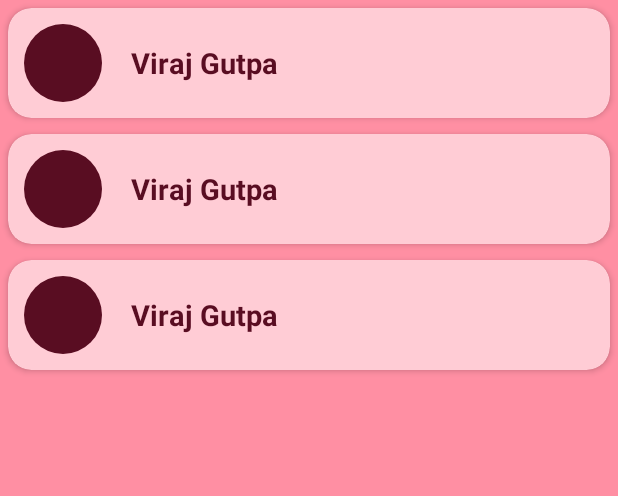
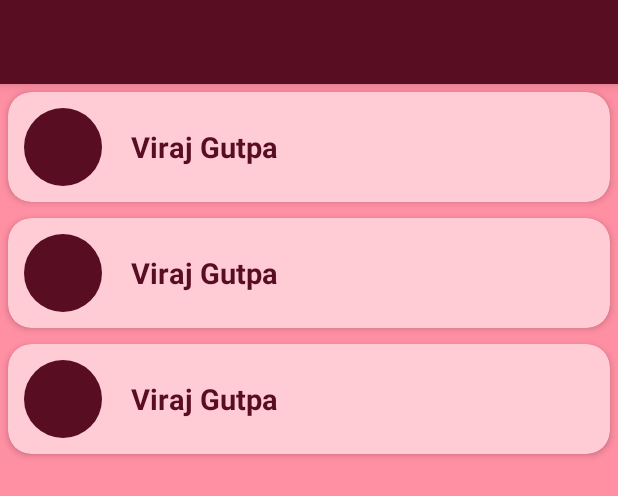
Before and after one commit to Viraj76/Assign-ToDo, an Android app: the layout activity_boss_main.xml on its own in the app's theme, with its tools: preview values and no code run, on a phone screen of 412 x 824 dp. Shown: the top 496 px of the screen. Run offline under Robolectric (Android 15) with nearby library versions, the phone set to English and light mode, and no system bars.

Commit message:
Logging out and managed use cases

```diff
--- a/app/src/main/AndroidManifest.xml
+++ b/app/src/main/AndroidManifest.xml
@@ -57,8 +57,7 @@
         </activity>
         <activity
             android:name=".auth.SignUpActivity"
-            android:exported="true">
-
+            android:exported="false">
             <meta-data
                 android:name="android.app.lib_name"
                 android:value="" />
@@ -72,7 +71,7 @@
         </activity>
         <activity
             android:name=".EmployeeMainActivity"
-            android:exported="true">
+            android:exported="false">
             <meta-data
                 android:name="android.app.lib_name"
                 android:value="" />
--- a/app/src/main/java/com/example/assigntodo/BossMainActivity.kt
+++ b/app/src/main/java/com/example/assigntodo/BossMainActivity.kt
@@ -5,6 +5,7 @@ import androidx.appcompat.app.AppCompatActivity
 import android.os.Bundle
 import android.text.BoringLayout.make
 import android.widget.Toast
+import androidx.appcompat.widget.Toolbar
 import androidx.recyclerview.widget.LinearLayoutManager
 import com.example.assigntodo.adapter.BossMainActivityAdapter
 import com.example.assigntodo.databinding.ActivityBossMainBinding
@@ -18,6 +19,7 @@ class BossMainActivity : AppCompatActivity() {
     private lateinit var binding: ActivityBossMainBinding
     private lateinit var bossMainActivityAdapter: BossMainActivityAdapter
     private lateinit var empDb : DatabaseReference
+    private lateinit var toolBar:Toolbar
     override fun onCreate(savedInstanceState: Bundle?) {
         super.onCreate(savedInstanceState)
         binding = ActivityBossMainBinding.inflate(layoutInflater)
--- a/app/src/main/java/com/example/assigntodo/SplashActivity.kt
+++ b/app/src/main/java/com/example/assigntodo/SplashActivity.kt
@@ -27,6 +27,7 @@ class SplashActivity : AppCompatActivity() {
         Handler(Looper.getMainLooper()).postDelayed({
           if(currentUser == null){
               startActivity(Intent(this,SignUpActivity::class.java))
+              finish()
           }
           else{
               // just current user id who wants to log in
@@ -71,7 +72,6 @@ class SplashActivity : AppCompatActivity() {
                       }
                       if( existedContractorId== currentUserId){
                           Config.hideDialog()
-
                           val intent = Intent(this@SplashActivity, BossMainActivity::class.java)
                           startActivity(intent)
                           finish()
--- a/app/src/main/java/com/example/assigntodo/utils/Config.kt
+++ b/app/src/main/java/com/example/assigntodo/utils/Config.kt
@@ -8,12 +8,16 @@ import com.google.android.material.dialog.MaterialAlertDialogBuilder
 
 object Config {
     private var dialog : AlertDialog? = null
-
+    private var alertDialog : AlertDialog? = null
     fun showDialog(context: Context){
         dialog   = AlertDialog.Builder(context).setView(R.layout.progress_dialog).setCancelable(false).create()
         dialog!!.show()
     }
+
     fun hideDialog(){
         dialog?.dismiss()
     }
+
+
+
 }
--- /dev/null
+++ b/app/src/main/res/drawable/logout.xml
@@ -0,0 +1,5 @@
+<vector android:height="26dp" android:tint="#FFFFFF"
+    android:viewportHeight="24" android:viewportWidth="24"
+    android:width="26dp" xmlns:android="http://schemas.android.com/apk/res/android">
+    <path android:fillColor="@android:color/white" android:pathData="M11,7L9.6,8.4l2.6,2.6H2v2h10.2l-2.6,2.6L11,17l5,-5L11,7zM20,19h-8v2h8c1.1,0 2,-0.9 2,-2V5c0,-1.1 -0.9,-2 -2,-2h-8v2h8V19z"/>
+</vector>
--- a/app/src/main/res/layout/activity_boss_main.xml
+++ b/app/src/main/res/layout/activity_boss_main.xml
@@ -6,6 +6,17 @@
     android:layout_height="match_parent"
     tools:context=".BossMainActivity">
 
+    <androidx.appcompat.widget.Toolbar
+        android:id="@+id/toolBar"
+        android:layout_width="match_parent"
+        android:layout_height="wrap_content"
+        app:layout_constraintStart_toStartOf="parent"
+        app:layout_constraintEnd_toEndOf="parent"
+        app:layout_constraintTop_toTopOf="parent"
+        android:background="@color/hard"
+        android:elevation="@dimen/_4sdp"
+        app:titleTextColor="@color/white"
+        />
     <androidx.recyclerview.widget.RecyclerView
         android:id="@+id/empRv"
         android:layout_width="0dp"
@@ -14,7 +25,7 @@
         android:background="@color/light4"
         app:layout_constraintStart_toStartOf="parent"
         app:layout_constraintEnd_toEndOf="parent"
-        app:layout_constraintTop_toTopOf="parent"
+        app:layout_constraintTop_toBottomOf="@id/toolBar"
         app:layout_constraintBottom_toBottomOf="parent"
         />
 
--- a/app/src/main/res/layout/activity_sign_in.xml
+++ b/app/src/main/res/layout/activity_sign_in.xml
@@ -40,7 +40,7 @@
         android:layout_marginHorizontal="@dimen/_16sdp"
         app:boxStrokeColor="@color/hard"
         app:hintTextColor="@color/black"
-        android:layout_marginTop="@dimen/_70sdp"
+        android:layout_marginTop="@dimen/_40sdp"
         app:layout_constraintEnd_toEndOf="parent"
         app:endIconMode="clear_text"
         app:endIconTint="@color/hard"
--- a/app/src/main/res/layout/activity_splash.xml
+++ b/app/src/main/res/layout/activity_splash.xml
@@ -4,7 +4,7 @@
     xmlns:tools="http://schemas.android.com/tools"
     android:layout_width="match_parent"
     android:layout_height="match_parent"
-    android:background="@color/medium"
+    android:background="@color/hard"
     tools:context=".SplashActivity">
 
     <ImageView
--- a/app/src/main/res/values/themes.xml
+++ b/app/src/main/res/values/themes.xml
@@ -1,6 +1,6 @@
 <resources xmlns:tools="http://schemas.android.com/tools">
     <!-- Base application theme. -->
-    <style name="Theme.AssignToDo" parent="Theme.MaterialComponents.DayNight.DarkActionBar">
+    <style name="Theme.AssignToDo" parent="Theme.MaterialComponents.DayNight.NoActionBar">
         <!-- Primary brand color. -->
         <item name="colorPrimary">@color/hard</item>
         <item name="colorPrimaryVariant">@color/hard</item>
```
Also changed, not shown: app/src/main/java/com/example/assigntodo/EmployeeMainActivity.kt (+63 -13 lines), app/src/main/java/com/example/assigntodo/auth/SignUpActivity.kt (+0 -10 lines), app/src/main/res/drawable/logout_white_24dp.xml (added, +9 -0 lines), app/src/main/res/layout/activity_main.xml (+24 -1 lines), app/src/main/res/menu/main_activity.xml (added, +13 -0 lines), app/src/main/res/drawable/exit.png (added).
